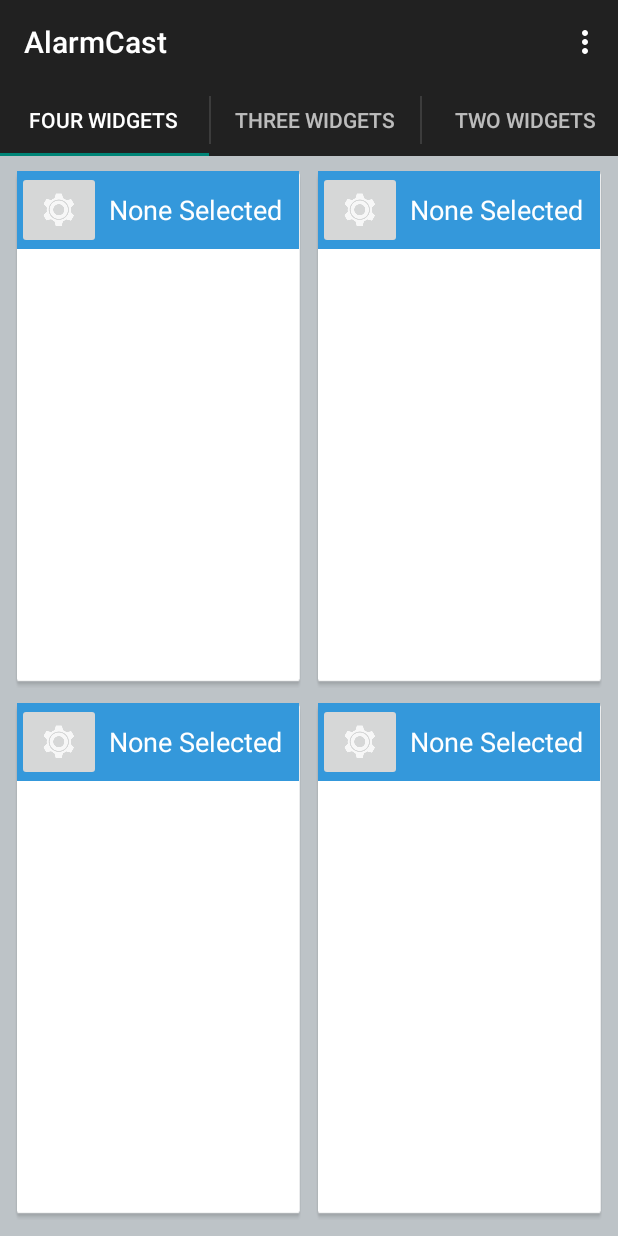
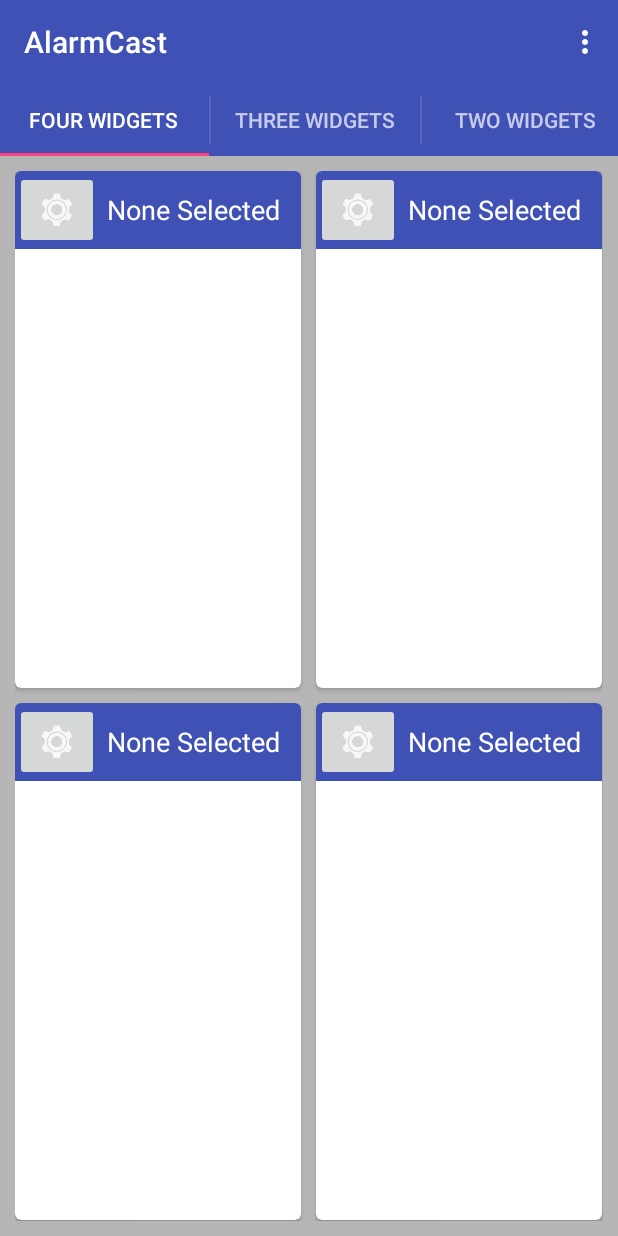
Before and after one commit to jvmorgutia/AlarmCast, an Android app: the screen it shows after launch (MainTabActivity), on a phone screen of 412 x 824 dp. Run offline under Robolectric (Android 15) with nearby library versions, the phone set to English and light mode, and no system bars.

Commit message:
CardView support library used instead of 9-patch

```diff
--- a/app/build.gradle
+++ b/app/build.gradle
@@ -27,4 +27,6 @@ dependencies {
     compile 'com.google.android.gms:play-services:6.5.87'
     compile 'com.google.code.gson:gson:2.3'
     compile 'com.android.support:mediarouter-v7:21.0.3'
+    compile 'com.android.support:cardview-v7:21.0.3'
+
 }
--- a/app/src/main/AndroidManifest.xml
+++ b/app/src/main/AndroidManifest.xml
@@ -6,7 +6,7 @@
         android:allowBackup="true"
         android:icon="@drawable/ic_launcher"
         android:label="@string/app_name"
-        android:theme="@style/Theme.AppCompat.Light.DarkActionBar">
+        android:theme="@style/Theme.MyTheme">
 
         <activity
             android:name=".MainTabActivity"
--- a/app/src/main/res/layout/dlg_map_setting.xml
+++ b/app/src/main/res/layout/dlg_map_setting.xml
@@ -4,11 +4,11 @@
     android:orientation="vertical"
     android:layout_width="wrap_content"
     android:layout_height="wrap_content"
-    android:background="@color/white" >
+    android:background="@color/icons" >
 
     <ImageView
         android:padding="5dp"
-        android:background="@color/red_light"
+        android:background="@color/primary"
         android:text="@string/app_name"
         android:src="@drawable/ic_launcher"
         android:layout_width="match_parent"
--- a/app/src/main/res/layout/dlg_weather_setting.xml
+++ b/app/src/main/res/layout/dlg_weather_setting.xml
@@ -4,11 +4,11 @@
     android:orientation="vertical"
     android:layout_width="wrap_content"
     android:layout_height="wrap_content"
-    android:background="@color/white" >
+    android:background="@color/icons" >
 
     <ImageView
         android:padding="5dp"
-        android:background="@color/red_light"
+        android:background="@color/primary"
         android:text="@string/app_name"
         android:src="@drawable/ic_launcher"
         android:layout_width="match_parent"
--- a/app/src/main/res/layout/dlg_youtube_setting.xml
+++ b/app/src/main/res/layout/dlg_youtube_setting.xml
@@ -4,10 +4,10 @@
     android:orientation="vertical"
     android:layout_width="wrap_content"
     android:layout_height="wrap_content"
-    android:background="@color/white" >
+    android:background="@color/icons" >
     <ImageView
         android:padding="5dp"
-        android:background="@color/red_light"
+        android:background="@color/primary"
         android:text="@string/app_name"
         android:src="@drawable/ic_launcher"
         android:layout_width="match_parent"
--- a/app/src/main/res/layout/fragment_four_widget.xml
+++ b/app/src/main/res/layout/fragment_four_widget.xml
@@ -2,12 +2,12 @@
 <FrameLayout xmlns:android="http://schemas.android.com/apk/res/android"
     android:layout_width="match_parent"
     android:layout_height="match_parent"
-    android:background="@color/gray"
+    android:background="@color/divider"
     android:padding="10dp">
 
     <GridView
         android:id="@+id/gv_four_widget_picker"
-        android:background="@color/gray"
+        android:background="@color/divider"
         android:layout_width="match_parent"
         android:layout_height="match_parent"
         android:stretchMode="columnWidth"
--- a/app/src/main/res/layout/fragment_three_widget.xml
+++ b/app/src/main/res/layout/fragment_three_widget.xml
@@ -3,13 +3,13 @@
 <FrameLayout xmlns:android="http://schemas.android.com/apk/res/android"
     android:layout_width="match_parent"
     android:layout_height="match_parent"
-    android:background="@color/gray"
+    android:background="@color/divider"
     android:padding="10dp"
     >
 
     <GridView
         android:id="@+id/gv_three_widget_picker"
-        android:background="@color/gray"
+        android:background="@color/divider"
         android:layout_width="match_parent"
         android:layout_height="match_parent"
         android:stretchMode="columnWidth"
--- a/app/src/main/res/layout/fragment_two_widget.xml
+++ b/app/src/main/res/layout/fragment_two_widget.xml
@@ -3,12 +3,12 @@
 <FrameLayout xmlns:android="http://schemas.android.com/apk/res/android"
     android:layout_width="match_parent"
     android:layout_height="match_parent"
-    android:background="@color/gray"
+    android:background="@color/divider"
     android:padding="10dp">
 
     <GridView
         android:id="@+id/gv_two_widget_picker"
-        android:background="@color/gray"
+        android:background="@color/divider"
         android:layout_width="match_parent"
         android:layout_height="match_parent"
         android:gravity="center"
--- a/app/src/main/res/layout/gv_item_widget.xml
+++ b/app/src/main/res/layout/gv_item_widget.xml
@@ -1,20 +1,24 @@
 <?xml version="1.0" encoding="utf-8"?>
-<RelativeLayout xmlns:android="http://schemas.android.com/apk/res/android"
+
+<android.support.v7.widget.CardView
+    xmlns:android="http://schemas.android.com/apk/res/android"
+    xmlns:card_view="http://schemas.android.com/apk/res-auto"
+    android:descendantFocusability="blocksDescendants"
+    android:layout_height="match_parent"
     android:layout_width="match_parent"
-    android:layout_height="match_parent"
-    android:background="@drawable/card"
-    android:descendantFocusability="blocksDescendants">
+    card_view:cardCornerRadius="4dp">
 
     <LinearLayout
-        android:layout_marginLeft="1.5dp"
-        android:layout_marginRight="1.5dp"
-        android:background="@color/red_light"
+        android:orientation="vertical"
+        android:layout_width="match_parent"
+        android:layout_height="wrap_content" >
+
+        <LinearLayout
+            android:background="@color/primary"
             android:orientation="horizontal"
             android:layout_width="match_parent"
             android:layout_height="wrap_content"
-        android:layout_alignParentTop="true"
-        android:layout_alignParentLeft="true"
-        android:layout_alignParentStart="true"
+            android:layout_gravity="top"
             android:id="@+id/linearLayout">
 
             <ImageButton
@@ -28,8 +32,7 @@
                 android:paddingLeft="5dp"
                 android:layout_width="match_parent"
                 android:layout_height="match_parent"
-            android:textColor="@color/white"
-            android:text="hi"
+                android:textColor="@color/icons"
                 android:textAppearance="?android:attr/textAppearanceMedium"
                 android:gravity="center_vertical"
                 android:id="@+id/tv_widget_title" />
@@ -38,14 +41,10 @@
 
     <ImageView
         android:padding="5dp"
-        android:layout_width="match_parent"
-        android:layout_height="wrap_content"
-        android:layout_alignParentBottom="true"
+        android:layout_width="wrap_content"
+        android:layout_height="match_parent"
         android:id="@+id/iv_widget"
-        android:src="@android:color/transparent"
-        android:layout_below="@+id/linearLayout"
-        android:layout_alignParentLeft="true"
-        android:layout_alignParentStart="true"
-        />
+        android:src="@android:color/transparent" />
+</LinearLayout>
 
-</RelativeLayout>
+</android.support.v7.widget.CardView>
--- a/app/src/main/res/values/colors.xml
+++ b/app/src/main/res/values/colors.xml
@@ -1,7 +1,11 @@
 <?xml version="1.0" encoding="utf-8"?>
 <resources>
-    <color name="gray">#BDC3C7</color>
-    <color name="white">#ffffff</color>
-    <color name="red_light">#3498DB</color>
-    <color name="black">#000000</color>
+    <color name="divider">#B6B6B6</color>
+    <color name="icons">#FFFFFF</color>
+    <color name="accent">#FF4081</color>
+    <color name="primary">#3F51B5</color>
+    <color name="primary_dark">#303F9F</color>
+    <color name="primary_light">#C5CAE9</color>
+    <color name="primary_text">#212121</color>
+    <color name="secondary_text">#727272</color>
 </resources>
--- /dev/null
+++ b/app/src/main/res/values/themes.xml
@@ -0,0 +1,11 @@
+<?xml version="1.0" encoding="utf-8"?>
+<resources>
+    <style name="Theme.MyTheme" parent="Theme.AppCompat.Light.DarkActionBar">
+        <item name="colorPrimary">@color/primary</item>
+        <item name="colorAccent">@color/accent</item>
+        <item name="colorPrimaryDark">@color/primary_dark</item>
+        <item name="divider">@color/divider</item>
+        <item name="android:textColorPrimary">@color/primary_text</item>
+        <item name="android:icon">@color/icons</item>
+    </style>
+</resources>
```
Lines whose indentation alone changed are shown as unchanged.
